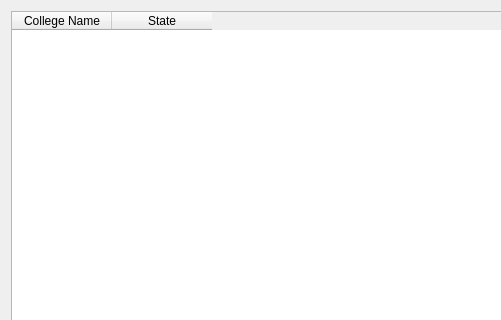
belalzahran/CS_Project2_TheApplicants, file CollegeTouring/collegelist.ui: the form before one commit; both pictures show x 0 to 501 and y 0 to 320 of the 654 by 509 pixel window.
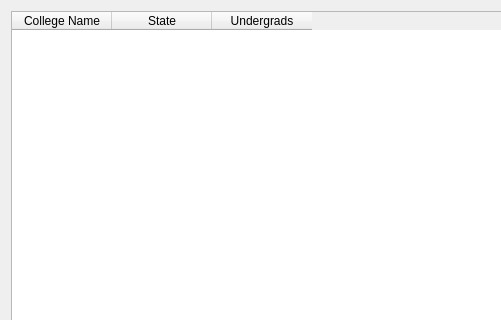
The form after the commit.

```diff
--- a/CollegeTouring/collegelist.ui
+++ b/CollegeTouring/collegelist.ui
@@ -26,6 +26,11 @@
        <string>State</string>
       </property>
      </column>
+     <column>
+      <property name="text">
+       <string>Undergrads</string>
+      </property>
+     </column>
     </widget>
    </item>
    <item row="2" column="1">
```
